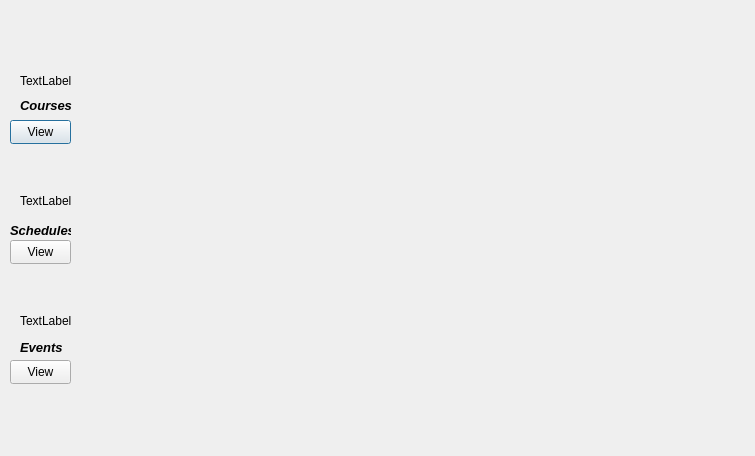
First picture: the form in dashboard.ui, repository Dalia0Hassan/AUC-UCMS, before the edit.
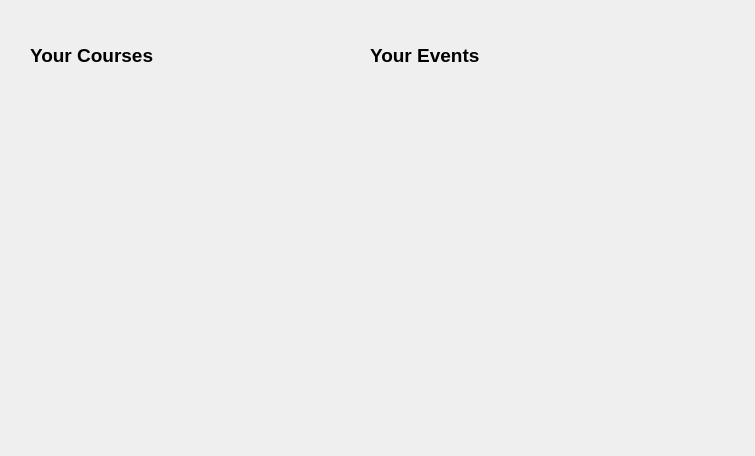
Second picture: the form after the edit.

```diff
--- a/dashboard.ui
+++ b/dashboard.ui
@@ -16,118 +16,27 @@
   <widget class="QLabel" name="label_courses">
    <property name="geometry">
     <rect>
-     <x>20</x>
-     <y>90</y>
-     <width>101</width>
+     <x>30</x>
+     <y>40</y>
+     <width>171</width>
      <height>31</height>
     </rect>
    </property>
    <property name="text">
-    <string>&lt;html&gt;&lt;head/&gt;&lt;body&gt;&lt;p&gt;&lt;span style=&quot; font-size:10pt; font-weight:700; font-style:italic;&quot;&gt;Courses&lt;/span&gt;&lt;/p&gt;&lt;/body&gt;&lt;/html&gt;</string>
+    <string>&lt;html&gt;&lt;head/&gt;&lt;body&gt;&lt;p&gt;&lt;span style=&quot; font-size:14pt; font-weight:700;&quot;&gt;Your Courses&lt;/span&gt;&lt;/p&gt;&lt;/body&gt;&lt;/html&gt;</string>
    </property>
   </widget>
   <widget class="QLabel" name="label_schedules">
    <property name="geometry">
     <rect>
-     <x>10</x>
-     <y>220</y>
-     <width>61</width>
-     <height>21</height>
+     <x>370</x>
+     <y>40</y>
+     <width>171</width>
+     <height>31</height>
     </rect>
    </property>
    <property name="text">
-    <string>&lt;html&gt;&lt;head/&gt;&lt;body&gt;&lt;p&gt;&lt;span style=&quot; font-size:10pt; font-weight:700; font-style:italic;&quot;&gt;Schedules&lt;/span&gt;&lt;/p&gt;&lt;/body&gt;&lt;/html&gt;</string>
-   </property>
-  </widget>
-  <widget class="QLabel" name="label_events">
-   <property name="geometry">
-    <rect>
-     <x>20</x>
-     <y>340</y>
-     <width>49</width>
-     <height>16</height>
-    </rect>
-   </property>
-   <property name="text">
-    <string>&lt;html&gt;&lt;head/&gt;&lt;body&gt;&lt;p&gt;&lt;span style=&quot; font-size:10pt; font-weight:700; font-style:italic;&quot;&gt;Events&lt;/span&gt;&lt;/p&gt;&lt;/body&gt;&lt;/html&gt;</string>
-   </property>
-  </widget>
-  <widget class="QPushButton" name="pushButton_courses">
-   <property name="geometry">
-    <rect>
-     <x>10</x>
-     <y>120</y>
-     <width>61</width>
-     <height>24</height>
-    </rect>
-   </property>
-   <property name="text">
-    <string>View</string>
-   </property>
-  </widget>
-  <widget class="QPushButton" name="pushButton_schedules">
-   <property name="geometry">
-    <rect>
-     <x>10</x>
-     <y>240</y>
-     <width>61</width>
-     <height>24</height>
-    </rect>
-   </property>
-   <property name="text">
-    <string>View</string>
-   </property>
-  </widget>
-  <widget class="QPushButton" name="pushButton_events">
-   <property name="geometry">
-    <rect>
-     <x>10</x>
-     <y>360</y>
-     <width>61</width>
-     <height>24</height>
-    </rect>
-   </property>
-   <property name="text">
-    <string>View</string>
-   </property>
-  </widget>
-  <widget class="QLabel" name="label_courseicon">
-   <property name="geometry">
-    <rect>
-     <x>20</x>
-     <y>60</y>
-     <width>61</width>
-     <height>41</height>
-    </rect>
-   </property>
-   <property name="text">
-    <string>TextLabel</string>
-   </property>
-  </widget>
-  <widget class="QLabel" name="label_schedulesicon">
-   <property name="geometry">
-    <rect>
-     <x>20</x>
-     <y>180</y>
-     <width>51</width>
-     <height>41</height>
-    </rect>
-   </property>
-   <property name="text">
-    <string>TextLabel</string>
-   </property>
-  </widget>
-  <widget class="QLabel" name="label_eventsicon">
-   <property name="geometry">
-    <rect>
-     <x>20</x>
-     <y>300</y>
-     <width>51</width>
-     <height>41</height>
-    </rect>
-   </property>
-   <property name="text">
-    <string>TextLabel</string>
+    <string>&lt;html&gt;&lt;head/&gt;&lt;body&gt;&lt;p&gt;&lt;span style=&quot; font-size:14pt; font-weight:700;&quot;&gt;Your Events&lt;/span&gt;&lt;/p&gt;&lt;/body&gt;&lt;/html&gt;</string>
    </property>
   </widget>
  </widget>
```
Left out of the diff: 4 changed lines with no effect on the pictures.
